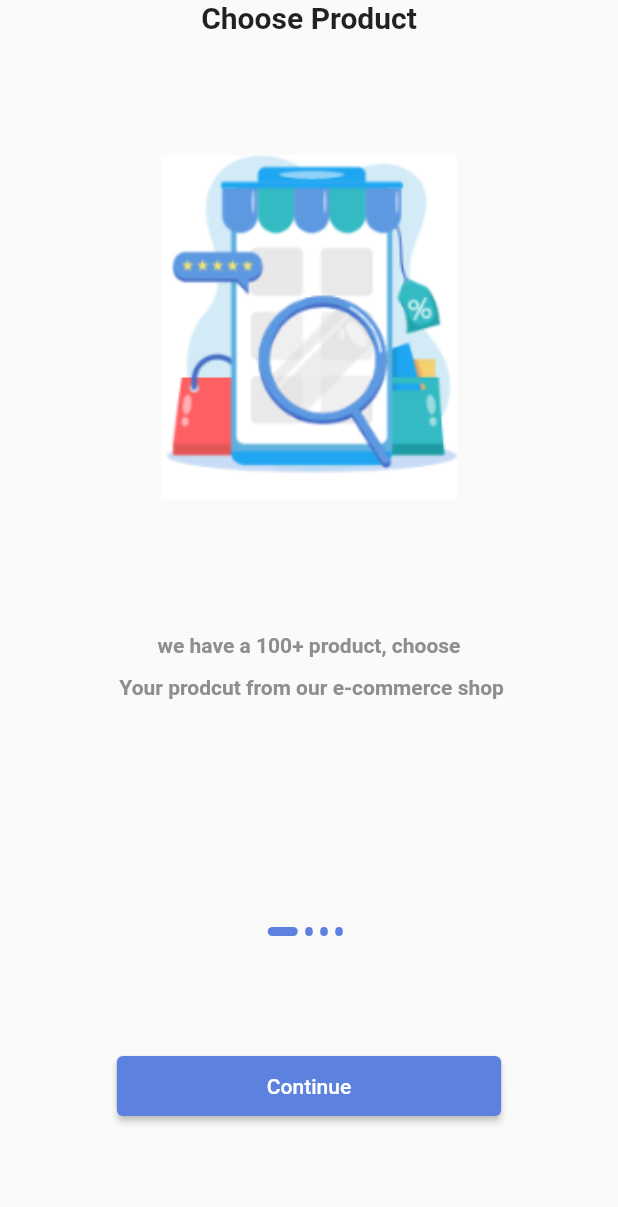
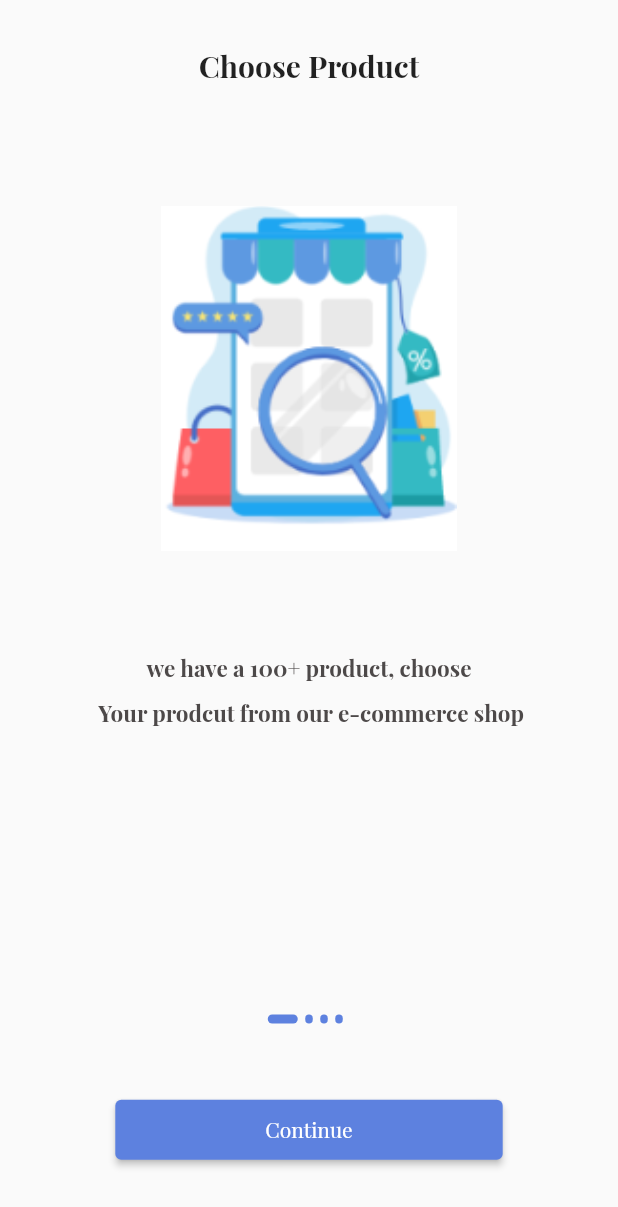
Before and after one commit to ahhmedsafwat/store, a Flutter app: the screen it shows after launch, on a phone screen of 412 x 824 dp. Shown: the top 1207 px of the screen. Run offline on Flutter 3.47's test engine with Material 2 defaults, Android fonts, the phone set to English and light mode, and no system bars; our stand-ins replace get.

Commit message:
added the english font and edited some old files

```diff
--- a/lib/core/constant/color.dart
+++ b/lib/core/constant/color.dart
@@ -1,6 +1,7 @@
 import 'package:flutter/material.dart';
 
 class Appcolor {
-  static const Color grey = Color(0xff8e8e8e);
+  static const Color grey = Color(0xFF4D4949);
   static const Color primaryColor = Color(0xff5d81df);
+  static const Color black = Color(0xff000000);
 }
--- a/lib/main.dart
+++ b/lib/main.dart
@@ -1,5 +1,6 @@
 import 'package:flutter/material.dart';
 import 'package:get/get.dart';
+import 'package:sotre/core/constant/color.dart';
 import 'package:sotre/routes.dart';
 
 import 'view/screen/onboarding.dart';
@@ -17,6 +18,18 @@ class MyApp extends StatelessWidget {
       debugShowCheckedModeBanner: false,
       title: 'Flutter Demo',
       theme: ThemeData(
+        fontFamily: 'Playfair Display',
+        textTheme: const TextTheme(
+          displayLarge: TextStyle(
+            fontWeight: FontWeight.bold,
+            fontSize: 20,
+          ),
+          bodySmall: TextStyle(
+              height: 2,
+              color: Appcolor.grey,
+              fontWeight: FontWeight.bold,
+              fontSize: 17),
+        ),
         primarySwatch: Colors.blue,
       ),
       home: OnBoarding(),
--- a/lib/view/screen/auth/login.dart
+++ b/lib/view/screen/auth/login.dart
@@ -7,7 +7,7 @@ class Login extends StatelessWidget {
   Widget build(BuildContext context) {
     return Scaffold(
       body: Container(
-        child: Text('login'),
+        child: const Text('login'),
       ),
     );
   }
--- a/lib/view/screen/onboarding.dart
+++ b/lib/view/screen/onboarding.dart
@@ -14,6 +14,9 @@ class OnBoarding extends StatelessWidget {
       body: SafeArea(
         child: Column(
           children: [
+            SizedBox(
+              height: 30,
+            ),
             Expanded(
               flex: 3,
               child: CustomSliderOnboard(),
@@ -22,6 +25,7 @@ class OnBoarding extends StatelessWidget {
                 flex: 1,
                 child: Column(
                   children: [
+                    Spacer(),
                     CustomdotsOnboarding(),
                     Spacer(),
                     CustomBtnOnboarding(),
--- a/lib/view/widget/onboarding/custombtn.dart
+++ b/lib/view/widget/onboarding/custombtn.dart
@@ -1,8 +1,6 @@
 import 'package:flutter/material.dart';
 import 'package:get/get.dart';
 import 'package:sotre/controller/onboardingcontroller.dart';
-import 'package:sotre/data/model/onboardingmodel.dart';
-
 import '../../../core/constant/color.dart';
 
 class CustomBtnOnboarding extends GetView<OnBoardingControllerImp> {
@@ -20,7 +18,9 @@ class CustomBtnOnboarding extends GetView<OnBoardingControllerImp> {
           backgroundColor: Appcolor.primaryColor,
           padding: const EdgeInsets.symmetric(horizontal: 100, vertical: 2),
         ),
-        child: const Text('Continue'),
+        child: const Text(
+          'Continue',
+        ),
       ),
     );
   }
--- a/lib/view/widget/onboarding/customslider.dart
+++ b/lib/view/widget/onboarding/customslider.dart
@@ -31,7 +31,7 @@ class CustomSliderOnboard extends GetView<OnBoardingControllerImp> {
               fit: BoxFit.contain,
               image: AssetImage(onBoardingList[index].img!),
             ),
-            const SizedBox(height: 80),
+            const SizedBox(height: 60),
             Container(
               padding: const EdgeInsets.symmetric(horizontal: 45),
               alignment: Alignment.center,
@@ -42,7 +42,8 @@ class CustomSliderOnboard extends GetView<OnBoardingControllerImp> {
                 style: const TextStyle(
                     height: 2,
                     color: Appcolor.grey,
-                    fontWeight: FontWeight.bold),
+                    fontWeight: FontWeight.bold,
+                    fontSize: 15),
               ),
             ),
           ],
--- a/pubspec.yaml
+++ b/pubspec.yaml
@@ -98,6 +98,11 @@ flutter:
         - asset: assets/fonts/Cairo/Cairo-Bold.ttf
           weight: 700
 
+    - family: Playfair Display
+      fonts:
+        - asset: assets/fonts/playfair/PlayfairDisplay-Regular.ttf
+        - asset: assets/fonts/playfair/PlayfairDisplay-Bold.ttf
+          weight: 700
   #         style: italic
   #   - family: Trajan Pro
   #     fonts:
```
Also changed, not shown: assets/fonts/playfair/PlayfairDisplay-Bold.ttf (added), assets/fonts/playfair/PlayfairDisplay-Regular.ttf (added).
